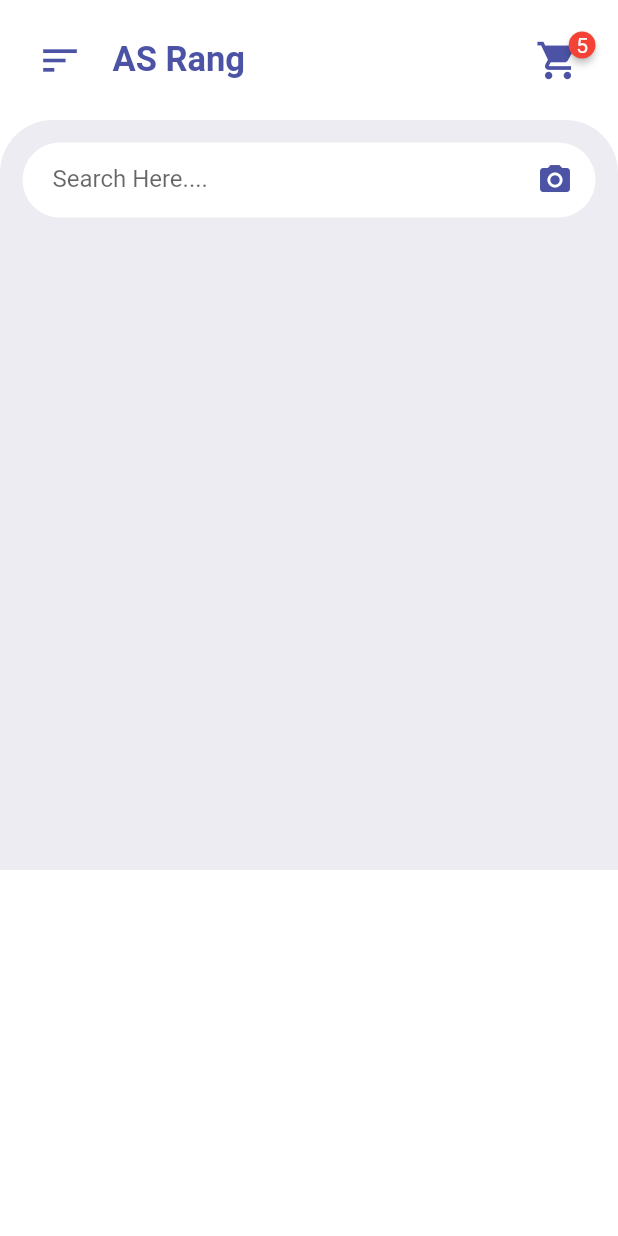
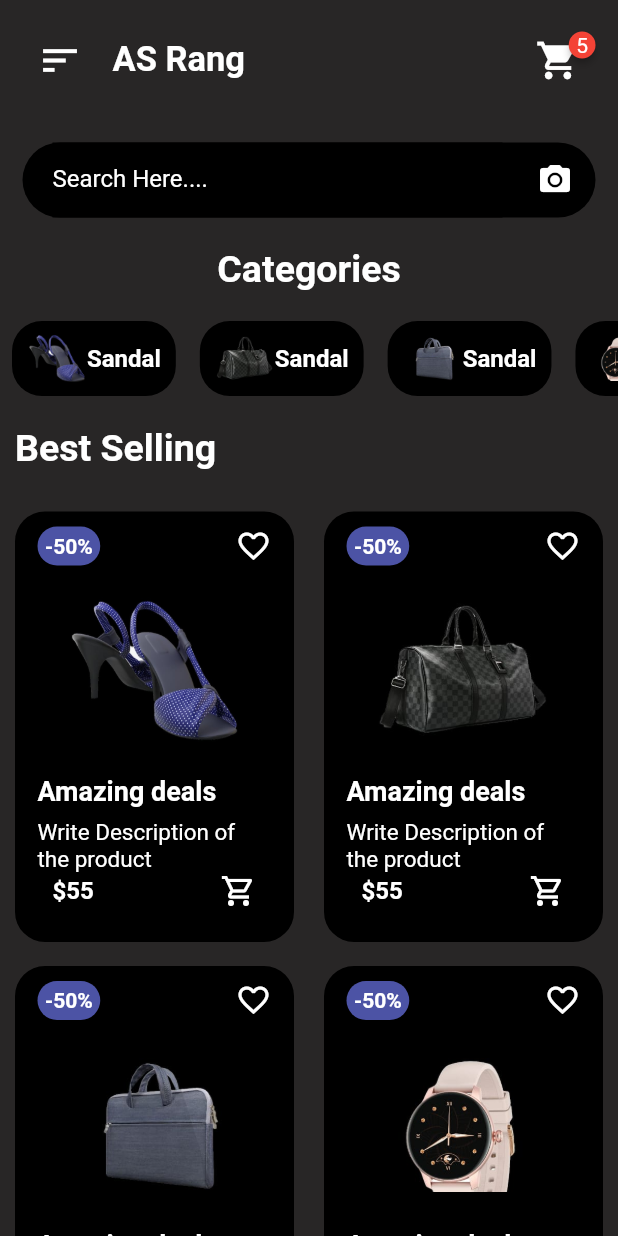
Before and after one commit to AthiraaAthi/Shopping_App_Ui, a Flutter app: the screen it shows after launch, on a phone screen of 412 x 824 dp. Run offline on Flutter 3.47's test engine with Material 2 defaults, Android fonts, the phone set to English and light mode, and no system bars; drawn by our look-alikes of badges.

Commit message:
added categories & items in homeScreen

```diff
--- a/lib/main.dart
+++ b/lib/main.dart
@@ -1,4 +1,5 @@
 import 'package:flutter/material.dart';
+import 'package:shopping_ui/utils/color_constant/color_constant.dart';
 import 'package:shopping_ui/view/home_screen.dart';
 
 void main() {
@@ -11,7 +12,9 @@ class MyApp extends StatelessWidget {
   @override
   Widget build(BuildContext context) {
     return MaterialApp(
-      theme: ThemeData(scaffoldBackgroundColor: Colors.white),
+      theme: ThemeData(
+        scaffoldBackgroundColor: ColorConstant.dark,
+      ),
       debugShowCheckedModeBanner: false,
       home: HomeScreen(),
     );
--- a/lib/utils/color_constant/color_constant.dart
+++ b/lib/utils/color_constant/color_constant.dart
@@ -2,4 +2,6 @@ import 'package:flutter/material.dart';
 
 class ColorConstant {
   static Color mainPurple = Color(0xff4c53a5);
+  static Color dark = Color.fromARGB(255, 40, 38, 38);
+  static Color white = Colors.white;
 }
--- /dev/null
+++ b/lib/utils/image_constant/image_constant.dart
@@ -0,0 +1,9 @@
+class ImageConstant {
+  static String Img1 = "assets/images/1.jpg";
+  static String Img2 = "assets/images/2.jpg";
+  static String Img3 = "assets/images/3.jpg";
+  static String Img4 = "assets/images/4.jpg";
+  static String Img5 = "assets/images/5.jpg";
+  static String Img6 = "assets/images/6.jpg";
+  static String Img7 = "assets/images/7.jpg";
+}
--- /dev/null
+++ b/lib/view/cart_page.dart
@@ -0,0 +1,10 @@
+import 'package:flutter/material.dart';
+
+class CartPage extends StatelessWidget {
+  const CartPage({super.key});
+
+  @override
+  Widget build(BuildContext context) {
+    return Scaffold();
+  }
+}
--- /dev/null
+++ b/lib/view/categories_widget.dart
@@ -0,0 +1,43 @@
+import 'package:flutter/material.dart';
+
+class CategoriesWidget extends StatelessWidget {
+  const CategoriesWidget({super.key});
+
+  @override
+  Widget build(BuildContext context) {
+    return SingleChildScrollView(
+      scrollDirection: Axis.horizontal,
+      child: Row(
+        children: [
+          for (int i = 1; i < 8; i++) ////////for loading all assets
+            Container(
+              margin: EdgeInsets.symmetric(horizontal: 8.0),
+              padding: EdgeInsets.symmetric(vertical: 5, horizontal: 10),
+              decoration: BoxDecoration(
+                color: Colors.black,
+                borderRadius: BorderRadius.circular(20),
+              ),
+              child: Row(
+                crossAxisAlignment: CrossAxisAlignment.center,
+                children: [
+                  Image.asset(
+                    //use i variable to change pictures in loop
+                    "assets/images/$i.jpg",
+                    width: 40,
+                    height: 40,
+                  ),
+                  Text(
+                    "Sandal",
+                    style: TextStyle(
+                        fontWeight: FontWeight.bold,
+                        fontSize: 16,
+                        color: Colors.white),
+                  )
+                ],
+              ),
+            )
+        ],
+      ),
+    );
+  }
+}
--- a/lib/view/home_appbar.dart
+++ b/lib/view/home_appbar.dart
@@ -8,14 +8,15 @@ class HomeAppBar extends StatelessWidget {
   @override
   Widget build(BuildContext context) {
     return Container(
-      color: Colors.white,
+      color: ColorConstant.dark,
+      //color: Colors.white,
       padding: EdgeInsets.all(25),
       child: Row(
         children: [
           Icon(
             Icons.sort,
             size: 30,
-            color: ColorConstant.mainPurple,
+            color: ColorConstant.white,
           ),
           Padding(
             padding: EdgeInsets.only(
@@ -26,7 +27,7 @@ class HomeAppBar extends StatelessWidget {
               style: TextStyle(
                 fontSize: 23,
                 fontWeight: FontWeight.bold,
-                color: ColorConstant.mainPurple,
+                color: ColorConstant.white,
               ),
             ),
           ),
@@ -40,7 +41,7 @@ class HomeAppBar extends StatelessWidget {
             child: Icon(
               size: 30,
               Icons.shopping_cart,
-              color: ColorConstant.mainPurple,
+              color: ColorConstant.white,
             ),
           ),
         ],
--- a/lib/view/home_screen.dart
+++ b/lib/view/home_screen.dart
@@ -1,6 +1,9 @@
 import 'package:flutter/material.dart';
 import 'package:shopping_ui/utils/color_constant/color_constant.dart';
 import 'package:shopping_ui/view/home_appbar.dart';
+
+import 'categories_widget.dart';
+import 'items_widget.dart';
 
 class HomeScreen extends StatelessWidget {
   const HomeScreen({super.key});
@@ -12,12 +15,12 @@ class HomeScreen extends StatelessWidget {
         children: [
           HomeAppBar(),
           Container(
-            height: 500,
+            //height: 500,
             padding: EdgeInsets.only(
               top: 15,
             ),
             decoration: BoxDecoration(
-              color: Color(0xffedecf2),
+              color: ColorConstant.dark,
               borderRadius: BorderRadius.only(
                 topLeft: Radius.circular(35),
                 topRight: Radius.circular(35),
@@ -30,30 +33,64 @@ class HomeScreen extends StatelessWidget {
                   padding: EdgeInsets.symmetric(horizontal: 15),
                   height: 50,
                   decoration: BoxDecoration(
-                    color: Colors.white,
+                    color: Colors.black, ///////xx
+                    //color: Colors.white,
                     borderRadius: BorderRadius.circular(30),
                   ),
                   child: Row(
                     children: [
                       Container(
+                        color: Colors.black, ///////xx
                         margin: EdgeInsets.only(left: 5),
                         height: 50,
                         width: 300,
                         child: TextFormField(
                           decoration: InputDecoration(
                               border: InputBorder.none,
+                              hintStyle: TextStyle(color: ColorConstant.white),
                               hintText: "Search Here...."),
                         ),
                       ),
                       Spacer(),
                       Icon(
                         Icons.camera_alt,
-                        color: ColorConstant.mainPurple,
+                        color: ColorConstant.white,
                       )
                     ],
                   ),
                 ),
-                Container()
+                Container(
+                  //alignment: Alignment.centerLeft,
+                  margin: EdgeInsets.symmetric(
+                    vertical: 20,
+                    horizontal: 10,
+                  ),
+                  child: Text(
+                    "Categories",
+                    style: TextStyle(
+                      fontSize: 25,
+                      fontWeight: FontWeight.bold,
+                      color: ColorConstant.white,
+                    ),
+                  ),
+                ),
+                //categories
+                CategoriesWidget(),
+
+                //items
+                Container(
+                  alignment: Alignment.centerLeft,
+                  margin: EdgeInsets.symmetric(vertical: 20, horizontal: 10),
+                  child: Text(
+                    "Best Selling",
+                    style: TextStyle(
+                      fontSize: 25,
+                      fontWeight: FontWeight.bold,
+                      color: ColorConstant.white,
+                    ),
+                  ),
+                ),
+                ItemsWidget()
               ],
             ),
           )
--- /dev/null
+++ b/lib/view/items_widget.dart
@@ -0,0 +1,112 @@
+import 'package:flutter/material.dart';
+import 'package:shopping_ui/utils/color_constant/color_constant.dart';
+import 'package:shopping_ui/utils/image_constant/image_constant.dart';
+
+class ItemsWidget extends StatelessWidget {
+  const ItemsWidget({super.key});
+
+  @override
+  Widget build(BuildContext context) {
+    return GridView.count(
+      crossAxisCount: 2,
+      childAspectRatio: 0.68,
+      //it disable the scroll functionality of gridview
+      physics: NeverScrollableScrollPhysics(),
+      shrinkWrap: true,
+      children: [
+        for (int i = 1; i < 8; i++) //from taking all the asssets......
+          Container(
+            padding: EdgeInsets.only(
+              left: 15,
+              right: 15,
+              top: 10,
+            ),
+            margin: EdgeInsets.symmetric(vertical: 8, horizontal: 10),
+            decoration: BoxDecoration(
+              color: Colors.black,
+              borderRadius: BorderRadius.circular(20),
+            ),
+            child: Column(
+              children: [
+                Row(
+                  mainAxisAlignment: MainAxisAlignment.spaceBetween,
+                  children: [
+                    Container(
+                      padding: EdgeInsets.all(5),
+                      decoration: BoxDecoration(
+                        color: ColorConstant.mainPurple,
+                        borderRadius: BorderRadius.circular(20),
+                      ),
+                      child: Text(
+                        "-50%",
+                        style: TextStyle(
+                          fontSize: 14,
+                          color: Colors.white,
+                          fontWeight: FontWeight.bold,
+                        ),
+                      ),
+                    ),
+                    Icon(
+                      Icons.favorite_border_outlined,
+                      color: Colors.white,
+                    )
+                  ],
+                ),
+                InkWell(
+                  onTap: () {},
+                  child: Container(
+                    margin: EdgeInsets.all(10),
+                    child: Image.asset(
+                      "assets/images/$i.jpg",
+                      width: 120,
+                      height: 120,
+                    ),
+                  ),
+                ),
+                Container(
+                  padding: EdgeInsets.only(bottom: 8),
+                  alignment: Alignment.centerLeft,
+                  child: Text(
+                    "Amazing deals",
+                    style: TextStyle(
+                        fontSize: 18,
+                        fontWeight: FontWeight.bold,
+                        color: Colors.white),
+                  ),
+                ),
+                Container(
+                  alignment: Alignment.centerLeft,
+                  child: Text(
+                    "Write Description of the product",
+                    style: TextStyle(
+                      color: Colors.white,
+                      fontSize: 15,
+                    ),
+                  ),
+                ),
+                Padding(
+                  padding: EdgeInsets.symmetric(horizontal: 10),
+                  child: Row(
+                    mainAxisAlignment: MainAxisAlignment.spaceBetween,
+                    children: [
+                      Text(
+                        "\$55",
+                        style: TextStyle(
+                            fontSize: 16,
+                            fontWeight: FontWeight.bold,
+                            color: Colors.white),
+                      ),
+                      Icon(
+                        Icons.shopping_cart_outlined,
+                        color: Colors.white,
+                      )
+                    ],
+                  ),
+                )
+              ],
+            ),
+          )
+      ],
+    );
+  }
+}
```
